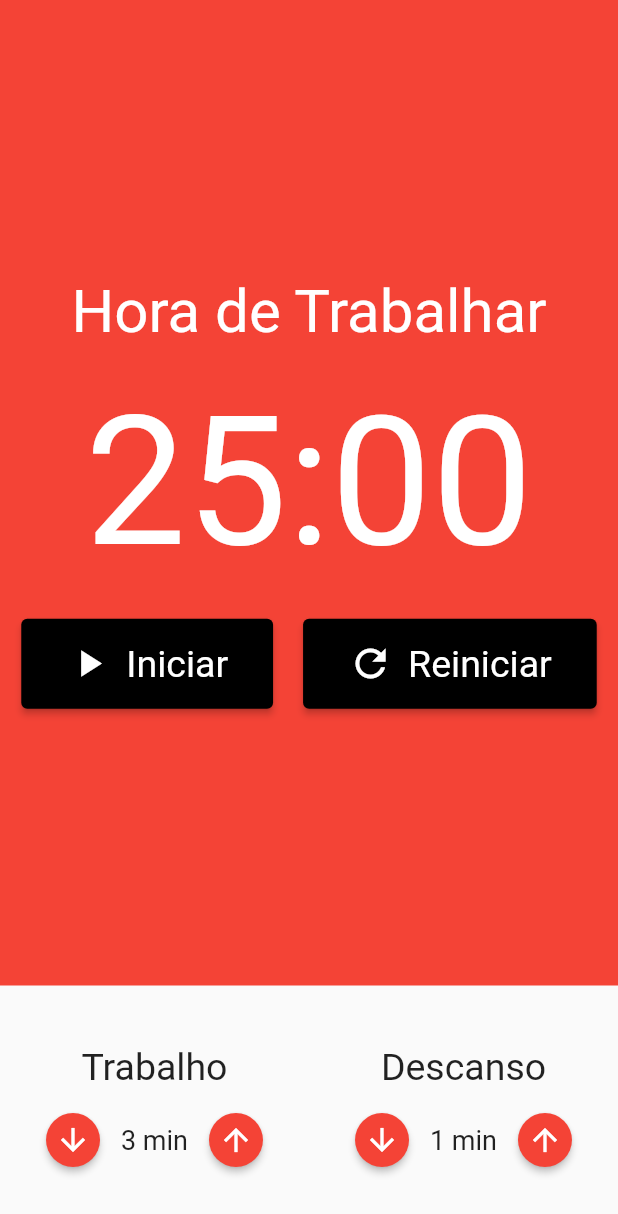
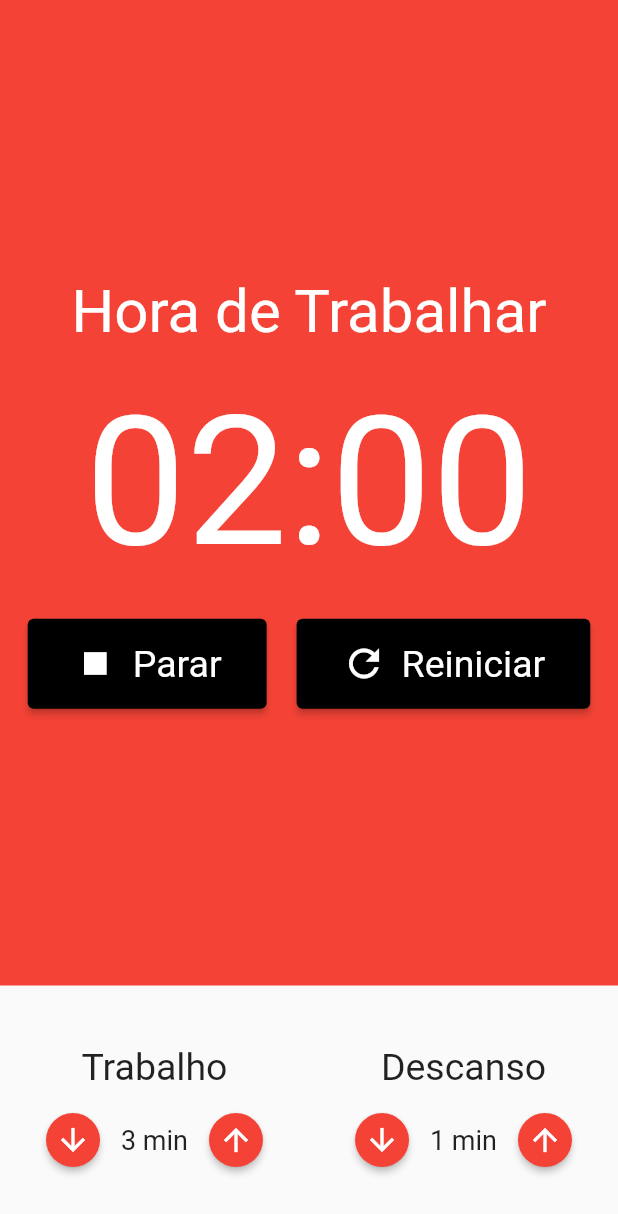
Before and after one commit to WellysonP/Pomodoro, a Flutter app: the screen it shows after launch, item 2 of the bottom bar chosen, after a tap on "Iniciar", on a phone screen of 412 x 824 dp. Shown: the top 1214 px of the screen. Run offline on Flutter 3.47's test engine with Material 2 defaults, Android fonts, the phone set to English and light mode, and no system bars; our stand-ins replace flutter_mobx, mobx; generated files the repository leaves out were written again.

Commit message:
adicionado, em pomodoro.store, a funcionalidade de iniciar, parar e reiniciar

```diff
--- a/lib/components/cronometro.dart
+++ b/lib/components/cronometro.dart
@@ -4,13 +4,17 @@ import 'package:flutter/cupertino.dart';
 import 'package:flutter/material.dart';
 import 'package:flutter/src/foundation/key.dart';
 import 'package:flutter/src/widgets/framework.dart';
+import 'package:flutter_mobx/flutter_mobx.dart';
 import 'package:pomodoro/components/cronometro_botao.dart';
+import 'package:pomodoro/store/pomodoro.store.dart';
+import 'package:provider/provider.dart';
 
 class Cronometro extends StatelessWidget {
   const Cronometro({Key? key}) : super(key: key);
 
   @override
   Widget build(BuildContext context) {
+    final store = Provider.of<PomodoroStore>(context);
     return Container(
       color: Colors.red,
       child: Column(
@@ -24,41 +28,48 @@ class Cronometro extends StatelessWidget {
             ),
           ),
           const SizedBox(height: 20),
-          const Text(
-            "25:00",
+          Text(
+            "${store.minutos.toString().padLeft(2, "0")}:${store.segundos.toString().padLeft(2, "0")}",
             style: TextStyle(
               fontSize: 120,
               color: Colors.white,
             ),
           ),
           SizedBox(height: 20),
-          Row(
+          Observer(builder: (context) {
+            return Row(
               mainAxisAlignment: MainAxisAlignment.center,
               // ignore: prefer_const_literals_to_create_immutables
               children: [
+                if (!store.iniciado)
                   Padding(
                     padding: const EdgeInsets.only(right: 10),
-                child: const CronometroBotao(
+                    child: CronometroBotao(
                       texto: "Iniciar",
                       icone: Icons.play_arrow,
+                      onTap: store.iniciar,
                     ),
                   ),
-              // Padding(
-              //   padding: const EdgeInsets.only(right: 10),
-              //   child: CronometroBotao(
-              //     texto: "Parar",
-              //     icone: Icons.stop,
-              //   ),
-              // ),
+                if (store.iniciado)
+                  Padding(
+                    padding: const EdgeInsets.only(right: 10),
+                    child: CronometroBotao(
+                      texto: "Parar",
+                      icone: Icons.stop,
+                      onTap: store.parar,
+                    ),
+                  ),
                 Padding(
                   padding: const EdgeInsets.only(left: 10),
-                child: const CronometroBotao(
+                  child: CronometroBotao(
                     texto: "Reiniciar",
                     icone: Icons.refresh,
+                    onTap: store.reiniciar,
                   ),
                 ),
               ],
-          ),
+            );
+          }),
         ],
       ),
     );
--- a/lib/components/cronometro_botao.dart
+++ b/lib/components/cronometro_botao.dart
@@ -1,14 +1,14 @@
 import 'package:flutter/material.dart';
-import 'package:flutter/src/foundation/key.dart';
-import 'package:flutter/src/widgets/framework.dart';
 
 class CronometroBotao extends StatelessWidget {
   final String texto;
   final IconData icone;
+  final void Function()? onTap;
   const CronometroBotao({
     Key? key,
     required this.texto,
     required this.icone,
+    this.onTap,
   }) : super(key: key);
 
   @override
@@ -19,7 +19,7 @@ class CronometroBotao extends StatelessWidget {
         padding: EdgeInsets.symmetric(horizontal: 30, vertical: 15),
         textStyle: TextStyle(fontSize: 25),
       ),
-      onPressed: () {},
+      onPressed: onTap,
       child: Row(
         children: [
           Padding(
```
Also changed, not shown: lib/store/pomodoro.store.dart (+24 -0 lines), lib/store/pomodoro.store.g.dart. Lines whose indentation alone changed are shown as unchanged.
